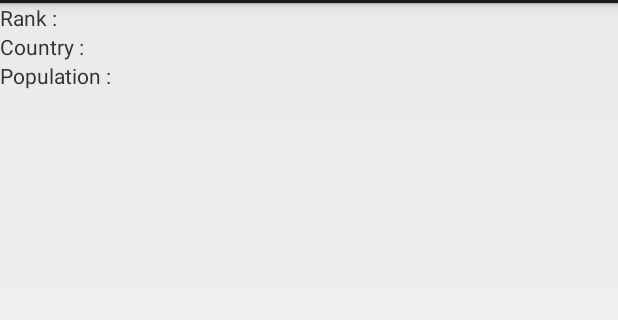
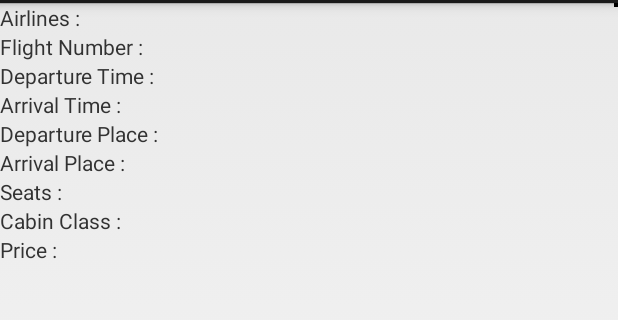
Before and after one commit to tdenisenko/FlightReservation, an Android app: the layout singleitemview.xml on its own in the app's theme, with its tools: preview values and no code run, on a phone screen of 412 x 824 dp, the part 69-389 px from its top. Run offline under Robolectric (Android 15) with nearby library versions, the phone set to English and light mode, and no system bars.

Commit message:
single item ve coklu item hata duzeltildi

```diff
--- a/app/src/main/res/layout/listview_item.xml
+++ b/app/src/main/res/layout/listview_item.xml
@@ -12,7 +12,8 @@
         android:id="@+id/Airlines"
         android:layout_width="wrap_content"
         android:layout_height="wrap_content"
-        android:layout_toRightOf="@+id/Airlines_label" />
+        android:layout_toRightOf="@+id/Airlines_label"
+        android:layout_alignBottom="@+id/Airlines_label" />
 
     <TextView
         android:id="@+id/Flight_number_label"
@@ -25,7 +26,8 @@
     android:id="@+id/Flight_number"
     android:layout_width="wrap_content"
     android:layout_height="wrap_content"
-    android:layout_toRightOf="@+id/Flight_number_label" />
+    android:layout_toRightOf="@+id/Flight_number_label"
+        android:layout_alignBottom="@+id/Flight_number_label" />
 
     <TextView
         android:id="@+id/departure_arrival_time_label"
@@ -38,20 +40,22 @@
         android:id="@+id/departure_arrival_time"
         android:layout_width="wrap_content"
         android:layout_height="wrap_content"
-        android:layout_toRightOf="@+id/departure_arrival_time_label" />
+        android:layout_toRightOf="@+id/departure_arrival_time_label"
+        android:layout_alignBottom="@+id/departure_arrival_time_label" />
 
     <TextView
         android:id="@+id/arrival_departure_time_label"
         android:layout_width="wrap_content"
         android:layout_height="wrap_content"
         android:layout_below="@+id/departure_arrival_time_label"
-        android:text="Departure Time :" />
+        android:text="Arrival Time :" />
 
     <TextView
         android:id="@+id/arrival_departure_time"
         android:layout_width="wrap_content"
         android:layout_height="wrap_content"
-        android:layout_toRightOf="@+id/arrival_departure_time_label" />
+        android:layout_toRightOf="@+id/arrival_departure_time_label"
+        android:layout_alignBottom="@+id/arrival_departure_time_label" />
 
 
     <TextView
@@ -59,25 +63,27 @@
         android:layout_width="wrap_content"
         android:layout_height="wrap_content"
         android:layout_below="@+id/arrival_departure_time_label"
-        android:text="Departure Time :" />
+        android:text="Departure Place :" />
 
     <TextView
         android:id="@+id/departure_arrival_place"
         android:layout_width="wrap_content"
         android:layout_height="wrap_content"
-        android:layout_toRightOf="@+id/departure_arrival_place_label" />
+        android:layout_toRightOf="@+id/departure_arrival_place_label"
+        android:layout_alignBottom="@+id/departure_arrival_place_label" />
     <TextView
         android:id="@+id/arrival_departure_place_label"
         android:layout_width="wrap_content"
         android:layout_height="wrap_content"
         android:layout_below="@+id/departure_arrival_place_label"
-        android:text="Departure Time :" />
+        android:text="Arrival Place :" />
 
     <TextView
         android:id="@+id/arrival_departure_place"
         android:layout_width="wrap_content"
         android:layout_height="wrap_content"
-        android:layout_toRightOf="@+id/arrival_departure_place_label" />
+        android:layout_toRightOf="@+id/arrival_departure_place_label"
+        android:layout_alignBottom="@+id/departure_arrival_place_label" />
 
     <TextView
         android:id="@+id/seat_label"
@@ -91,21 +97,23 @@
         android:id="@+id/seat"
         android:layout_width="wrap_content"
         android:layout_height="wrap_content"
-        android:layout_toRightOf="@+id/seat_label" />
+        android:layout_toRightOf="@+id/seat_label"
+        android:layout_alignBottom="@+id/seat_label" />
 
     <TextView
         android:id="@+id/class_label"
         android:layout_width="wrap_content"
         android:layout_height="wrap_content"
         android:layout_below="@+id/seat_label"
-        android:text="Kabin Class :" />
+        android:text="Cabin Class :" />
 
 
     <TextView
         android:id="@+id/Class"
         android:layout_width="wrap_content"
         android:layout_height="wrap_content"
-        android:layout_toRightOf="@+id/class_label" />
+        android:layout_toRightOf="@+id/class_label"
+        android:layout_alignBottom="@+id/class_label" />
 
     <TextView
         android:id="@+id/price_label"
@@ -119,7 +127,8 @@
         android:id="@+id/price"
         android:layout_width="wrap_content"
         android:layout_height="wrap_content"
-        android:layout_toRightOf="@+id/price_label" />
+        android:layout_toRightOf="@+id/price_label"
+        android:layout_alignBottom="@+id/price_label" />
 
 
 <ImageView
--- a/app/src/main/res/layout/singleitemview.xml
+++ b/app/src/main/res/layout/singleitemview.xml
@@ -1,48 +1,144 @@
-<?xml version="1.0" encoding="utf-8"?>
 <RelativeLayout xmlns:android="http://schemas.android.com/apk/res/android"
-    xmlns:tools="http://schemas.android.com/tools"
     android:layout_width="fill_parent"
     android:layout_height="fill_parent" >
 
     <TextView
-        android:id="@+id/ranklabel"
+        android:id="@+id/Airlines_label"
         android:layout_width="wrap_content"
         android:layout_height="wrap_content"
-        android:text="@string/ranklabel" />
+        android:text="Airlines :" />
 
     <TextView
-        android:id="@+id/rank"
+        android:id="@+id/Airlines"
         android:layout_width="wrap_content"
         android:layout_height="wrap_content"
-        android:layout_toRightOf="@+id/ranklabel" />
+        android:layout_toRightOf="@+id/Airlines_label"
+        android:layout_alignBottom="@+id/Airlines_label" />
 
     <TextView
-        android:id="@+id/countrylabel"
+        android:id="@+id/Flight_number_label"
         android:layout_width="wrap_content"
         android:layout_height="wrap_content"
-        android:layout_below="@+id/ranklabel"
-        android:text="@string/countrylabel" />
+        android:layout_below="@+id/Airlines_label"
+        android:text="Flight Number :" />
 
     <TextView
-        android:id="@+id/country"
+        android:id="@+id/Flight_number"
         android:layout_width="wrap_content"
         android:layout_height="wrap_content"
-        android:layout_below="@+id/rank"
-        android:layout_toRightOf="@+id/countrylabel" />
+        android:layout_toRightOf="@+id/Flight_number_label"
+        android:layout_alignBottom="@+id/Flight_number_label" />
 
     <TextView
-        android:id="@+id/populationlabel"
+        android:id="@+id/departure_arrival_time_label"
         android:layout_width="wrap_content"
         android:layout_height="wrap_content"
-        android:layout_below="@+id/countrylabel"
-        android:text="@string/populationlabel" />
+        android:layout_below="@+id/Flight_number_label"
+        android:text="Departure Time :" />
 
     <TextView
-        android:id="@+id/population"
+        android:id="@+id/departure_arrival_time"
         android:layout_width="wrap_content"
         android:layout_height="wrap_content"
-        android:layout_below="@+id/country"
-        android:layout_toRightOf="@+id/populationlabel" />
+        android:layout_toRightOf="@+id/departure_arrival_time_label"
+        android:layout_alignBottom="@+id/departure_arrival_time_label" />
+
+    <TextView
+        android:id="@+id/arrival_departure_time_label"
+        android:layout_width="wrap_content"
+        android:layout_height="wrap_content"
+        android:layout_below="@+id/departure_arrival_time_label"
+        android:text="Arrival Time :" />
+
+    <TextView
+        android:id="@+id/arrival_departure_time"
+        android:layout_width="wrap_content"
+        android:layout_height="wrap_content"
+        android:layout_toRightOf="@+id/arrival_departure_time_label"
+        android:layout_alignBottom="@+id/arrival_departure_time_label" />
+
+
+    <TextView
+        android:id="@+id/departure_arrival_place_label"
+        android:layout_width="wrap_content"
+        android:layout_height="wrap_content"
+        android:layout_below="@+id/arrival_departure_time_label"
+        android:text="Departure Place :" />
+
+    <TextView
+        android:id="@+id/departure_arrival_place"
+        android:layout_width="wrap_content"
+        android:layout_height="wrap_content"
+        android:layout_toRightOf="@+id/departure_arrival_place_label"
+        android:layout_alignBottom="@+id/departure_arrival_place_label" />
+    <TextView
+        android:id="@+id/arrival_departure_place_label"
+        android:layout_width="wrap_content"
+        android:layout_height="wrap_content"
+        android:layout_below="@+id/departure_arrival_place_label"
+        android:text="Arrival Place :" />
+
+    <TextView
+        android:id="@+id/arrival_departure_place"
+        android:layout_width="wrap_content"
+        android:layout_height="wrap_content"
+        android:layout_toRightOf="@+id/arrival_departure_place_label"
+        android:layout_alignBottom="@+id/departure_arrival_place_label" />
+
+    <TextView
+        android:id="@+id/seat_label"
+        android:layout_width="wrap_content"
+        android:layout_height="wrap_content"
+        android:layout_below="@+id/arrival_departure_place_label"
+        android:text="Seats :" />
+
+
+    <TextView
+        android:id="@+id/seat"
+        android:layout_width="wrap_content"
+        android:layout_height="wrap_content"
+        android:layout_toRightOf="@+id/seat_label"
+        android:layout_alignBottom="@+id/seat_label" />
+
+    <TextView
+        android:id="@+id/class_label"
+        android:layout_width="wrap_content"
+        android:layout_height="wrap_content"
+        android:layout_below="@+id/seat_label"
+        android:text="Cabin Class :" />
+
+
+    <TextView
+        android:id="@+id/Class"
+        android:layout_width="wrap_content"
+        android:layout_height="wrap_content"
+        android:layout_toRightOf="@+id/class_label"
+        android:layout_alignBottom="@+id/class_label" />
+
+    <TextView
+        android:id="@+id/price_label"
+        android:layout_width="wrap_content"
+        android:layout_height="wrap_content"
+        android:layout_below="@+id/class_label"
+        android:text="Price :" />
+
+
+    <TextView
+        android:id="@+id/price"
+        android:layout_width="wrap_content"
+        android:layout_height="wrap_content"
+        android:layout_toRightOf="@+id/price_label"
+        android:layout_alignBottom="@+id/price_label" />
+
+
+    <ImageView
+        android:id= "@+id/flag"
+        android:layout_width="wrap_content"
+        android:layout_height="wrap_content"
+        android:layout_alignParentRight="true"
+        android:background="#000000"
+        android:padding="1dp"/>
+
 
 
 
```
